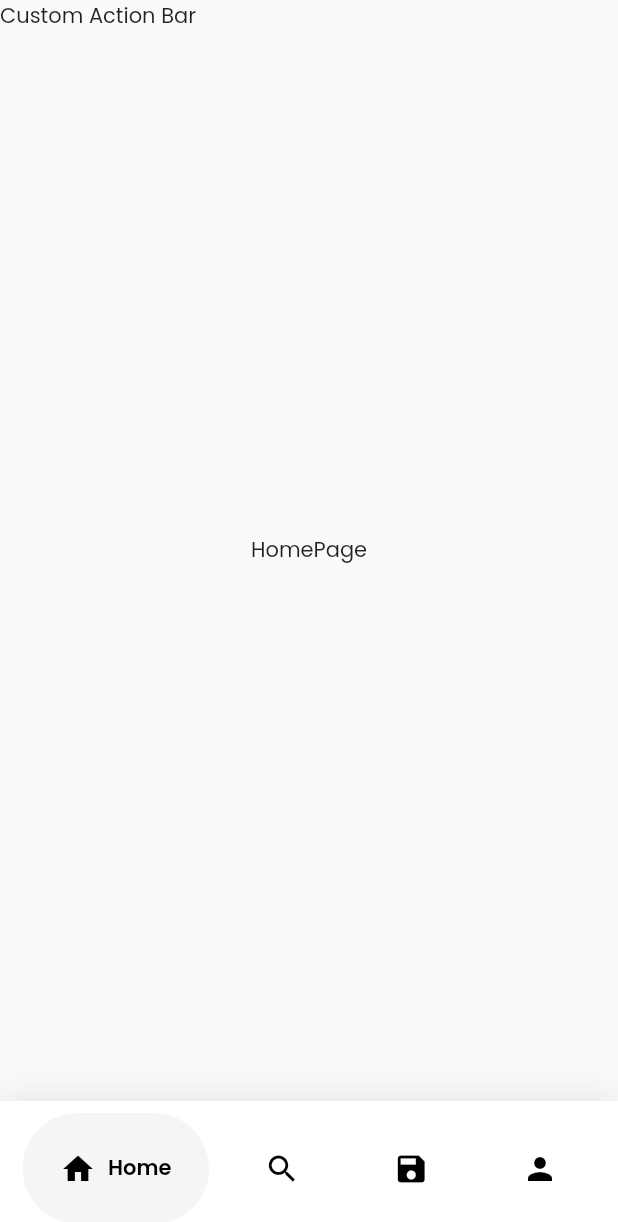
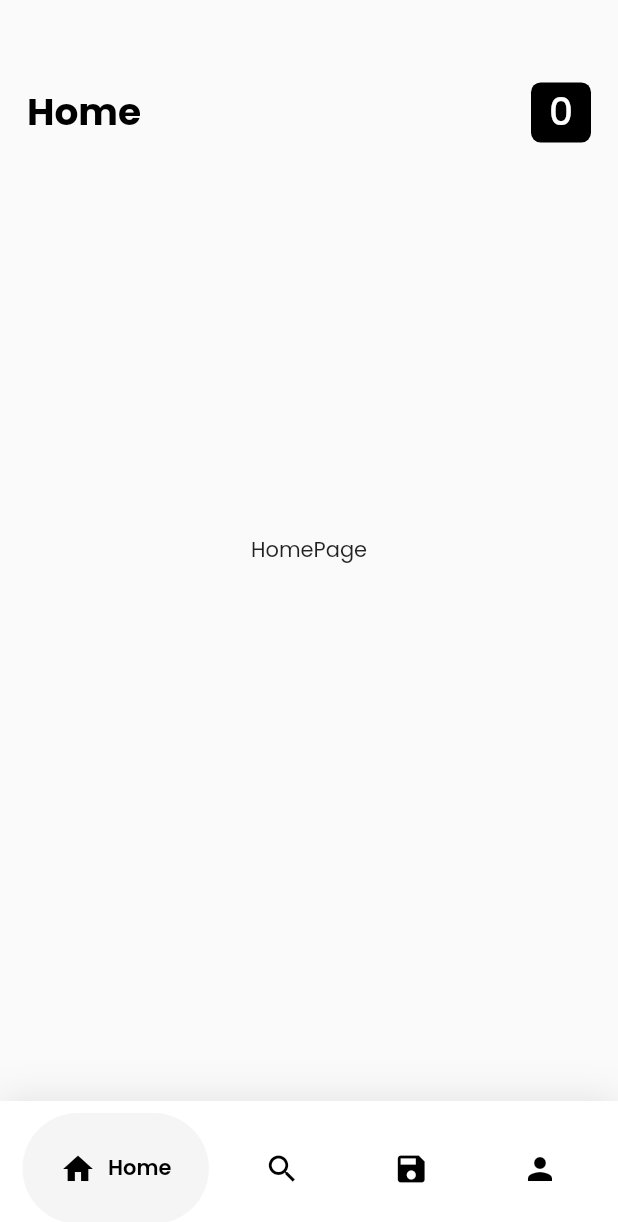
Before and after one commit to arvan903/online_store, a Flutter app: the screen it shows once a user with an empty profile is signed in, on a phone screen of 412 x 824 dp. Shown: the top 1222 px of the screen. Run offline on Flutter 3.47's test engine with Material 2 defaults, Android fonts, the phone set to English and light mode, and no system bars; drawn by our look-alikes of google_nav_bar; our stand-ins replace firebase_auth, firebase_core, get, google_fonts; accounts and stored records are empty; network calls fail.

Commit message:
Layout designing

```diff
--- a/lib/routes/mainhome.dart
+++ b/lib/routes/mainhome.dart
@@ -11,7 +11,10 @@ class MainHome extends StatelessWidget {
       child: Stack(
         children: [
           Center(child: Text('HomePage')),
-          CAB(),
+          CAB(
+            number: '0',
+            title: 'Home',
+          ),
         ],
       ),
     );
--- a/lib/widgets/customactionbar.dart
+++ b/lib/widgets/customactionbar.dart
@@ -1,12 +1,42 @@
 import 'package:flutter/material.dart';
+import 'package:online_store/routes/const.dart';
 
 class CAB extends StatelessWidget {
-  const CAB({Key? key}) : super(key: key);
-
+  const CAB({Key? key, required this.title, required this.number})
+      : super(key: key);
+  final String title;
+  final String number;
   @override
   Widget build(BuildContext context) {
     return Container(
-      child: Text('Custom Action Bar'),
+      padding:
+          EdgeInsets.only(top: 55.0, left: 18.0, right: 18.0, bottom: 20.0),
+      child: Row(
+        mainAxisAlignment: MainAxisAlignment.spaceBetween,
+        children: [
+          Text(
+            title,
+            style: Constans.headingTextStyle,
+          ),
+          Container(
+            height: 40.0,
+            width: 40.0,
+            decoration: BoxDecoration(
+              color: Colors.black,
+              borderRadius: (BorderRadius.circular(6.5)),
+            ),
+            child: Center(
+              child: Text(
+                number,
+                style: TextStyle(
+                    fontSize: 25,
+                    fontWeight: FontWeight.w500,
+                    color: Colors.white),
+              ),
+            ),
+          )
+        ],
+      ),
     );
   }
 }
```
Also changed, not shown: lib/routes/account.dart (+13 -1 lines), lib/routes/saved.dart (+13 -1 lines), lib/routes/search.dart (+13 -1 lines).
